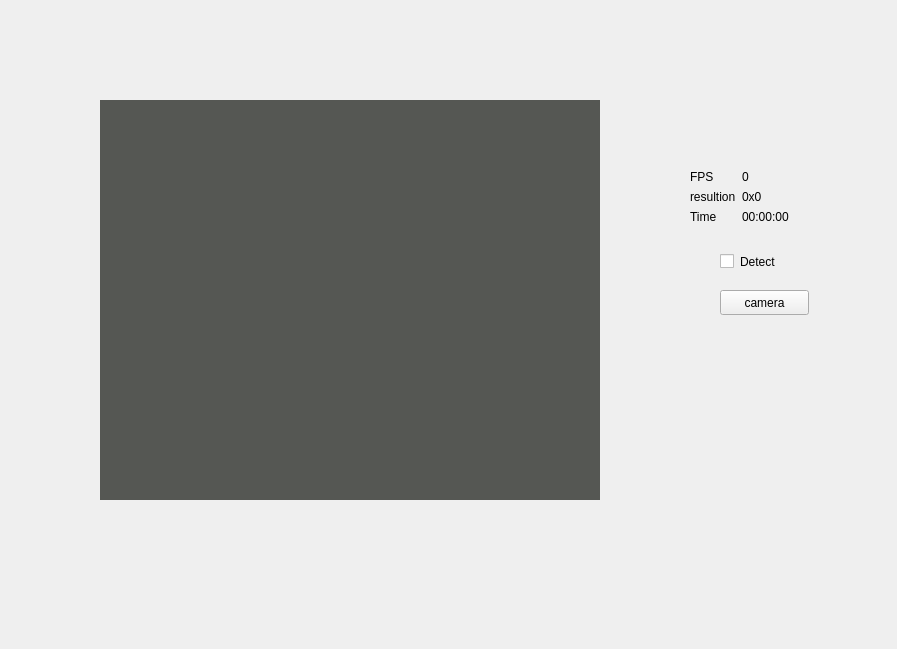
Qt form example/example/untitled.ui (U07157135/ROS2-with-YOLOv5) before a commit.
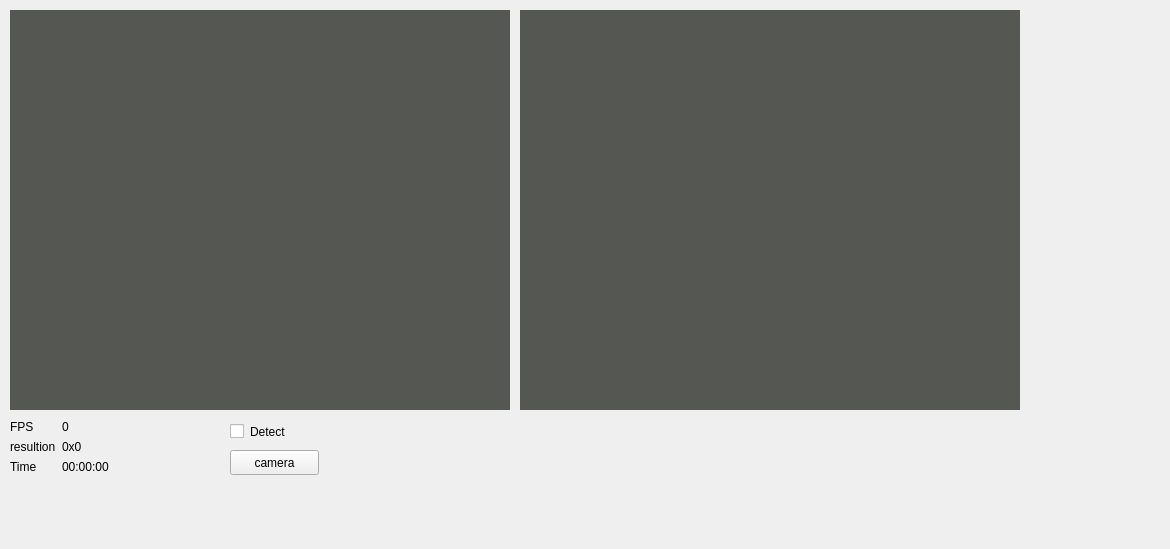
The same form after that commit.

```diff
--- a/example/example/untitled.ui
+++ b/example/example/untitled.ui
@@ -6,8 +6,8 @@
    <rect>
     <x>0</x>
     <y>0</y>
-    <width>897</width>
-    <height>649</height>
+    <width>1170</width>
+    <height>549</height>
    </rect>
   </property>
   <property name="windowTitle">
@@ -24,8 +24,8 @@
    <widget class="QPushButton" name="camera_btn">
     <property name="geometry">
      <rect>
-      <x>720</x>
-      <y>290</y>
+      <x>230</x>
+      <y>450</y>
       <width>89</width>
       <height>25</height>
      </rect>
@@ -37,8 +37,8 @@
    <widget class="QCheckBox" name="detect_checkbox">
     <property name="geometry">
      <rect>
-      <x>720</x>
-      <y>250</y>
+      <x>230</x>
+      <y>420</y>
       <width>92</width>
       <height>23</height>
      </rect>
@@ -53,8 +53,8 @@
    <widget class="QLabel" name="view_label">
     <property name="geometry">
      <rect>
-      <x>100</x>
-      <y>100</y>
+      <x>10</x>
+      <y>10</y>
       <width>500</width>
       <height>400</height>
      </rect>
@@ -72,8 +72,8 @@
    <widget class="QWidget" name="formLayoutWidget">
     <property name="geometry">
      <rect>
-      <x>690</x>
-      <y>170</y>
+      <x>10</x>
+      <y>420</y>
       <width>160</width>
       <height>71</height>
      </rect>
@@ -123,6 +123,25 @@
      </item>
     </layout>
    </widget>
+   <widget class="QLabel" name="view_label_2">
+    <property name="geometry">
+     <rect>
+      <x>520</x>
+      <y>10</y>
+      <width>500</width>
+      <height>400</height>
+     </rect>
+    </property>
+    <property name="autoFillBackground">
+     <bool>false</bool>
+    </property>
+    <property name="styleSheet">
+     <string notr="true">background-color : rgb(85, 87, 83)</string>
+    </property>
+    <property name="text">
+     <string/>
+    </property>
+   </widget>
   </widget>
   <widget class="QMenuBar" name="menubar">
    <property name="geometry">
```
Left out of the diff: 4 changed lines with no effect on the pictures.
